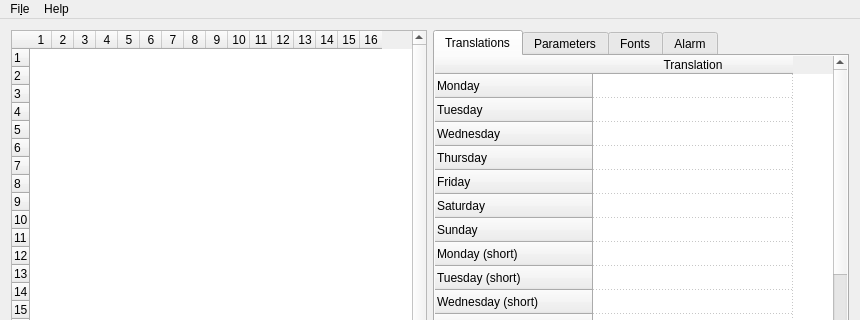
Above: editor/mainwindow.ui from WiseLord/matrixclock before the change; both pictures show x 0 to 860 and y 0 to 320 of the 860 by 600 pixel window. Below: the same form after it.
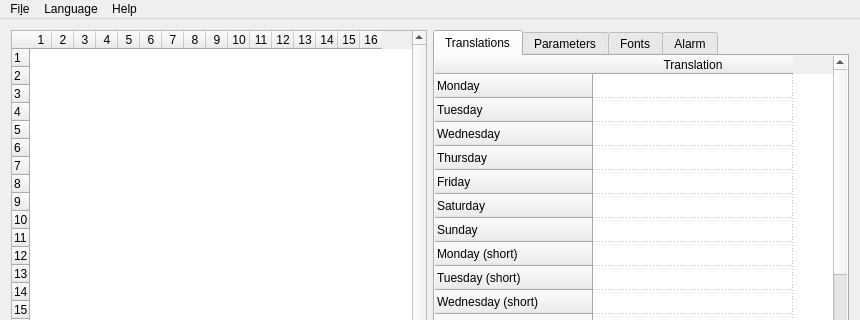
That is the form after the change. Custom widgets are drawn as their Qt base class.

Commit message: editor: switch language on the fly

Diff of the .ui file:
```diff
--- a/editor/mainwindow.ui
+++ b/editor/mainwindow.ui
@@ -1132,7 +1132,16 @@
     <addaction name="actionAbout"/>
     <addaction name="actionAboutQt"/>
    </widget>
+   <widget class="QMenu" name="menuLang">
+    <property name="title">
+     <string>Language</string>
+    </property>
+    <addaction name="actionLangAuto"/>
+    <addaction name="actionLangEnglish"/>
+    <addaction name="actionLangRussian"/>
+   </widget>
    <addaction name="menuFile"/>
+   <addaction name="menuLang"/>
    <addaction name="menuHelp"/>
   </widget>
   <widget class="QStatusBar" name="statusBar"/>
```
Left out of the diff: 76 changed lines with no effect on the pictures. The commit also changes 4 other files.
